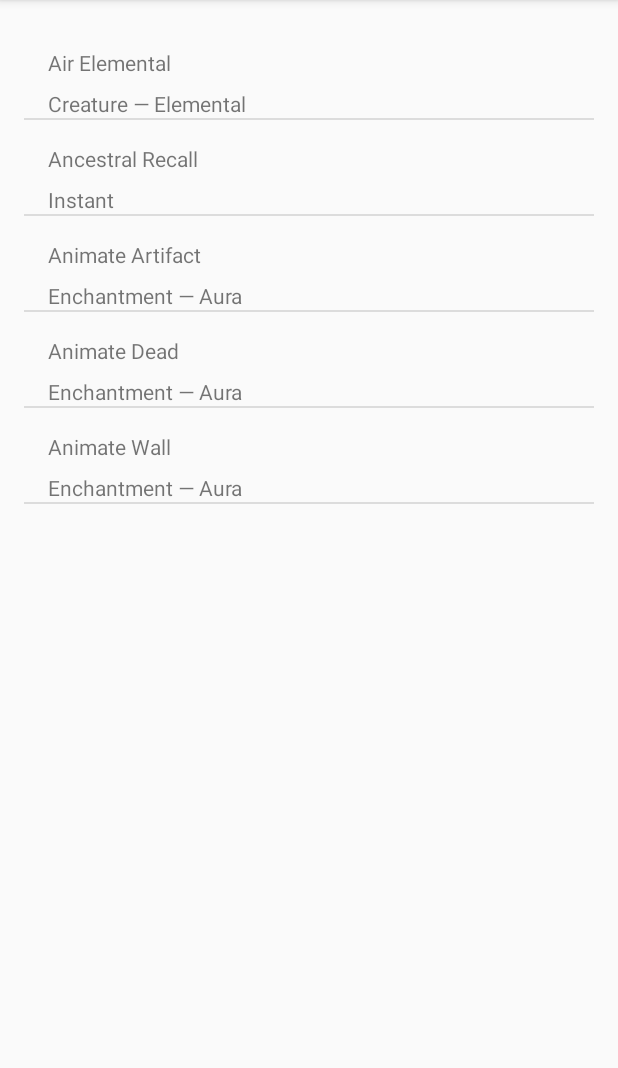
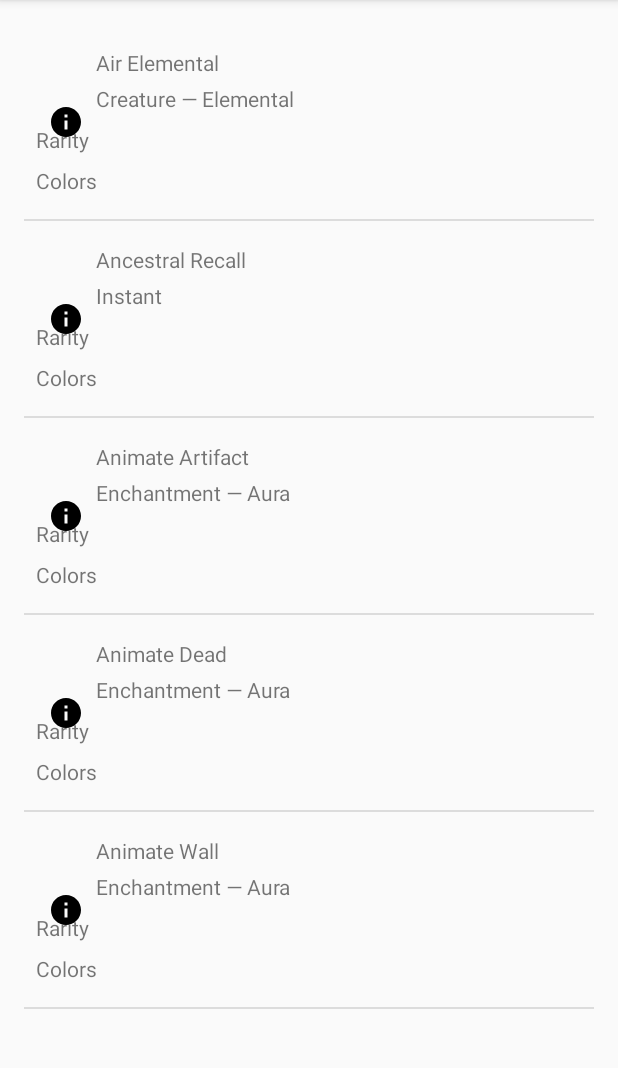
Before and after one commit to fcpau4/CartesMagic, an Android app: the screen it shows after launch (MainActivity), on a phone screen of 412 x 824 dp, the part 84-1152 px from its top. Run offline under Robolectric (Android 15) with nearby library versions, the phone set to English and light mode, and no system bars.

Commit message:
Adaptem el lv_cartes_row perque mostri la imatge els colors i la rarity

```diff
--- a/app/src/main/res/layout/lv_cartes_row.xml
+++ b/app/src/main/res/layout/lv_cartes_row.xml
@@ -9,29 +9,72 @@
     <TextView
         android:text="Name"
         android:layout_width="0dp"
-        android:layout_height="wrap_content"
+        android:layout_height="16dp"
         android:id="@+id/tvName"
+        android:layout_marginStart="8dp"
+        app:layout_constraintLeft_toRightOf="@+id/imageView"
+        android:layout_marginLeft="8dp"
         android:layout_marginTop="16dp"
         app:layout_constraintTop_toTopOf="parent"
-        android:layout_marginStart="16dp"
-        app:layout_constraintLeft_toLeftOf="parent"
-        android:layout_marginLeft="16dp"
-        android:layout_marginEnd="16dp"
+        android:layout_marginEnd="8dp"
         app:layout_constraintRight_toRightOf="parent"
-        android:layout_marginRight="16dp"
-        app:layout_constraintHorizontal_bias="0.4" />
+        android:layout_marginRight="8dp" />
 
     <TextView
         android:text="Type"
         android:layout_width="0dp"
         android:layout_height="wrap_content"
         android:id="@+id/tvType"
+        android:layout_marginEnd="8dp"
+        app:layout_constraintRight_toRightOf="parent"
+        android:layout_marginRight="8dp"
+        android:layout_marginTop="8dp"
+        app:layout_constraintTop_toBottomOf="@+id/tvName"
+        android:layout_marginStart="8dp"
+        app:layout_constraintLeft_toRightOf="@+id/imageView"
+        android:layout_marginLeft="8dp" />
+
+    <ImageView
+        android:layout_width="wrap_content"
+        android:layout_height="wrap_content"
+        app:srcCompat="@drawable/ic_info_black_24dp"
+        android:id="@+id/imageView"
+        android:layout_marginTop="16dp"
+        app:layout_constraintTop_toTopOf="parent"
+        app:layout_constraintBottom_toBottomOf="parent"
+        android:layout_marginBottom="16dp"
         android:layout_marginStart="16dp"
         app:layout_constraintLeft_toLeftOf="parent"
-        android:layout_marginLeft="16dp"
+        android:layout_marginLeft="16dp" />
+
+    <TextView
+        android:text="Rarity"
+        android:layout_width="match_parent"
+        android:layout_height="wrap_content"
+        android:id="@+id/tvRarity"
+        android:layout_marginStart="8dp"
+        app:layout_constraintLeft_toRightOf="@+id/imageView"
+        android:layout_marginLeft="8dp"
+        android:layout_marginEnd="8dp"
+        app:layout_constraintRight_toRightOf="parent"
+        android:layout_marginRight="8dp"
+        app:layout_constraintHorizontal_bias="0.45"
+        android:layout_marginTop="8dp"
+        app:layout_constraintTop_toBottomOf="@+id/tvType" />
+
+    <TextView
+        android:text="Colors"
+        android:layout_width="match_parent"
+        android:layout_height="wrap_content"
+        android:id="@+id/tvColors"
+        android:layout_marginStart="8dp"
+        app:layout_constraintLeft_toRightOf="@+id/imageView"
+        android:layout_marginLeft="8dp"
         android:layout_marginEnd="16dp"
         app:layout_constraintRight_toRightOf="parent"
         android:layout_marginRight="16dp"
+        app:layout_constraintBottom_toBottomOf="parent"
+        android:layout_marginBottom="16dp"
         android:layout_marginTop="8dp"
-        app:layout_constraintTop_toBottomOf="@+id/tvName" />
+        app:layout_constraintTop_toBottomOf="@+id/tvRarity" />
 </android.support.constraint.ConstraintLayout>
```
